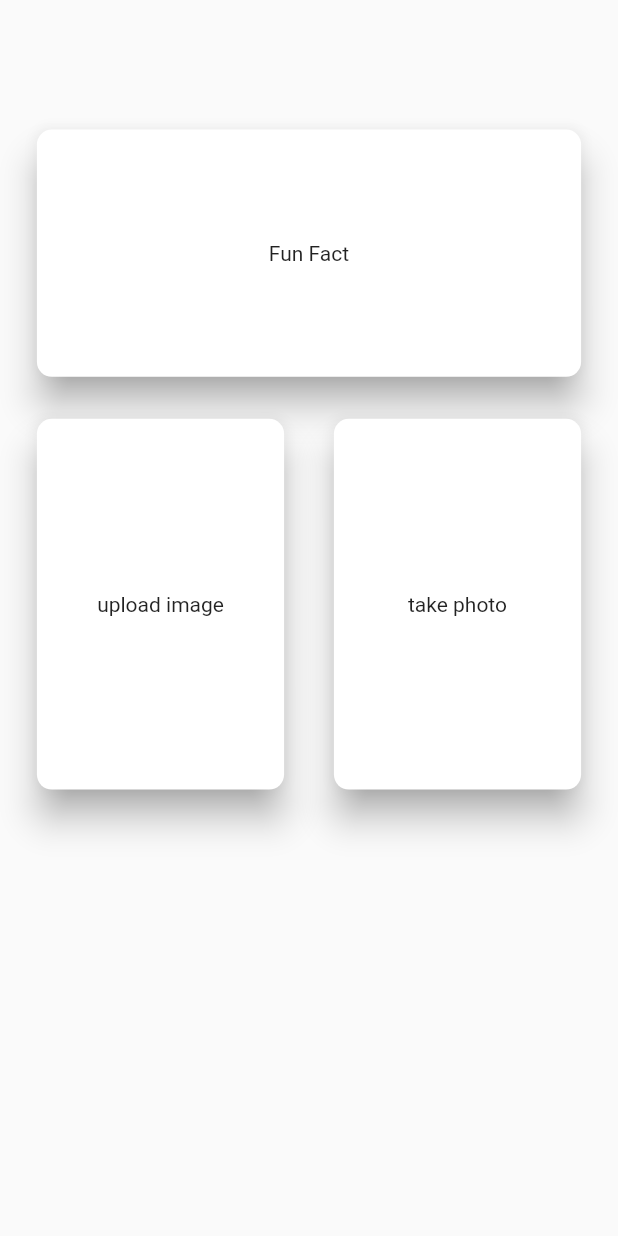
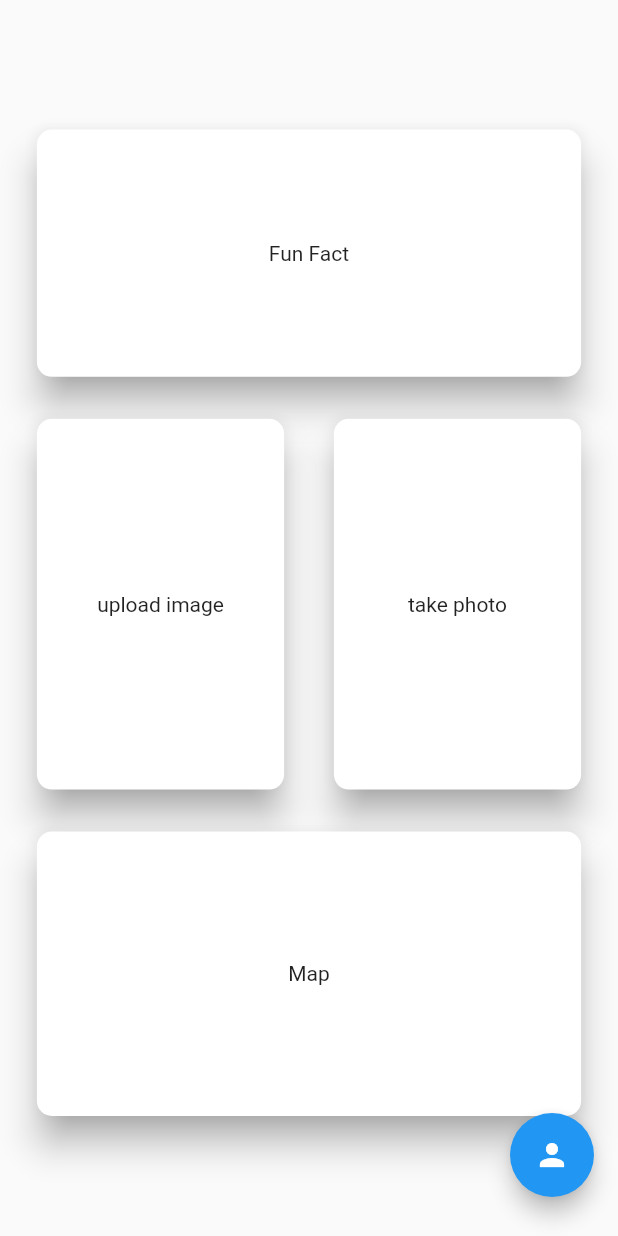
Before and after one commit to SOLAFI/capstone, a Flutter app: the screen it shows after launch, on a phone screen of 412 x 824 dp. Run offline on Flutter 3.47's test engine with Material 2 defaults, Android fonts, the phone set to English and light mode, and no system bars; our stand-ins replace dio, image_picker.

Commit message:
Update home page: layout completed

```diff
--- a/lib/main.dart
+++ b/lib/main.dart
@@ -1,8 +1,4 @@
 import 'package:flutter/material.dart';
-import 'package:image_picker/image_picker.dart';
-import 'dart:io';
-
-import 'package:dio/dio.dart';
 
 import 'pages/upload_image.dart';
 
@@ -65,6 +61,18 @@ class _MyHomePageState extends State<MyHomePage> {
     double horizontalPadding = mediaQueryData.size.width * 0.05;
 
     return Scaffold(
+      floatingActionButton: Column(
+        mainAxisAlignment: MainAxisAlignment.end,
+        children: [
+          Padding(
+            padding: EdgeInsets.only(bottom: 10),
+            child: FloatingActionButton(
+              onPressed: null,
+                child: Icon(Icons.person),
+              ),
+          ),
+        ]
+      ),
       body: Padding(
         padding: EdgeInsets.fromLTRB(horizontalPadding, verticalPadding, horizontalPadding, verticalPadding),
         child: Column(
@@ -78,7 +86,6 @@ class _MyHomePageState extends State<MyHomePage> {
               elevation: 10.0,
               shape: RoundedRectangleBorder(borderRadius: BorderRadius.all(Radius.circular(10))),
               child: SizedBox(
-                width: mediaQueryData.size.width*0.9,
                 height: mediaQueryData.size.height*0.2,
                 child: FittedBox(
                   fit: BoxFit.none,
@@ -91,6 +98,7 @@ class _MyHomePageState extends State<MyHomePage> {
               child: Row(
                 mainAxisAlignment: MainAxisAlignment.spaceBetween,
                 children: [
+                  // Upload image
                   GestureDetector(
                     onTap: _pushUploadImage,
                     child: Card(
@@ -108,6 +116,7 @@ class _MyHomePageState extends State<MyHomePage> {
                       ),
                     ),
                   ),
+                  // Take photo
                   Card(
                     color: Colors.white,
                     shadowColor: Colors.grey,
@@ -125,6 +134,24 @@ class _MyHomePageState extends State<MyHomePage> {
                 ],
               ),
             ),
+            // Card - map
+            Padding(
+              padding: const EdgeInsets.only(top: DEFAULT_PADDING),
+              child: Card(
+                color: Colors.white,
+                shadowColor: Colors.grey,
+                elevation: 10.0,
+                shape: RoundedRectangleBorder(borderRadius: BorderRadius.all(Radius.circular(10))),
+                child: SizedBox(
+                  width: mediaQueryData.size.height*0.9,
+                  height: mediaQueryData.size.height*0.23,
+                  child: FittedBox(
+                    fit: BoxFit.none,
+                    child: Text('Map')
+                  ),
+                ),
+              ),
+            ),
           ],
         ),
       ),
```
